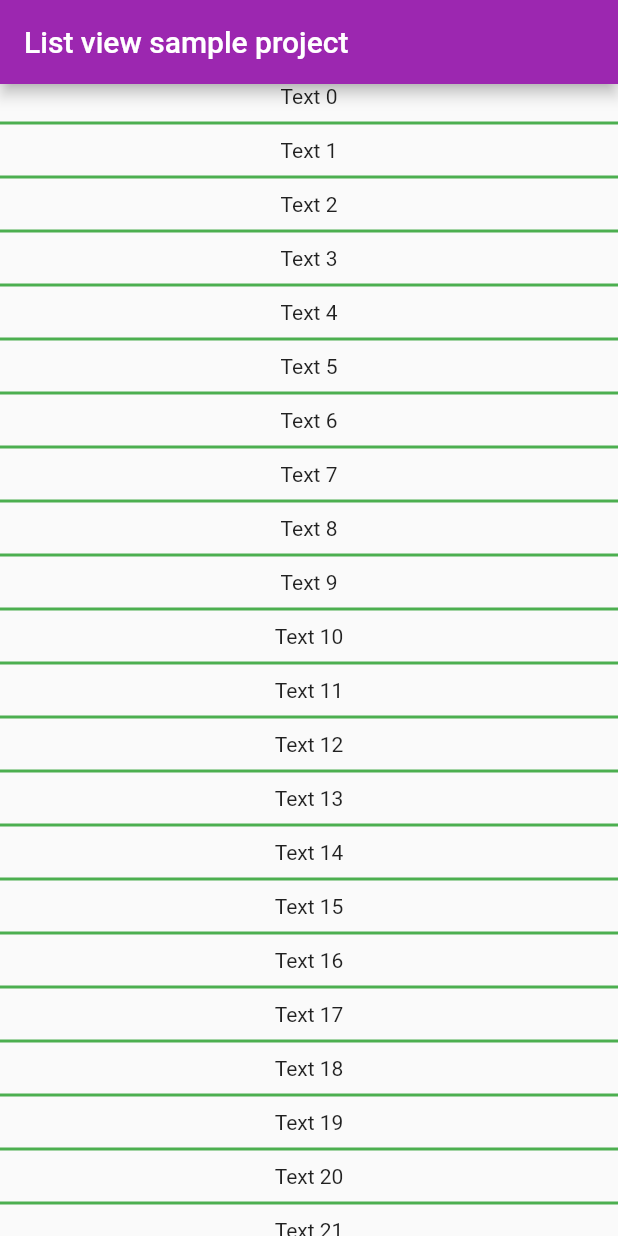
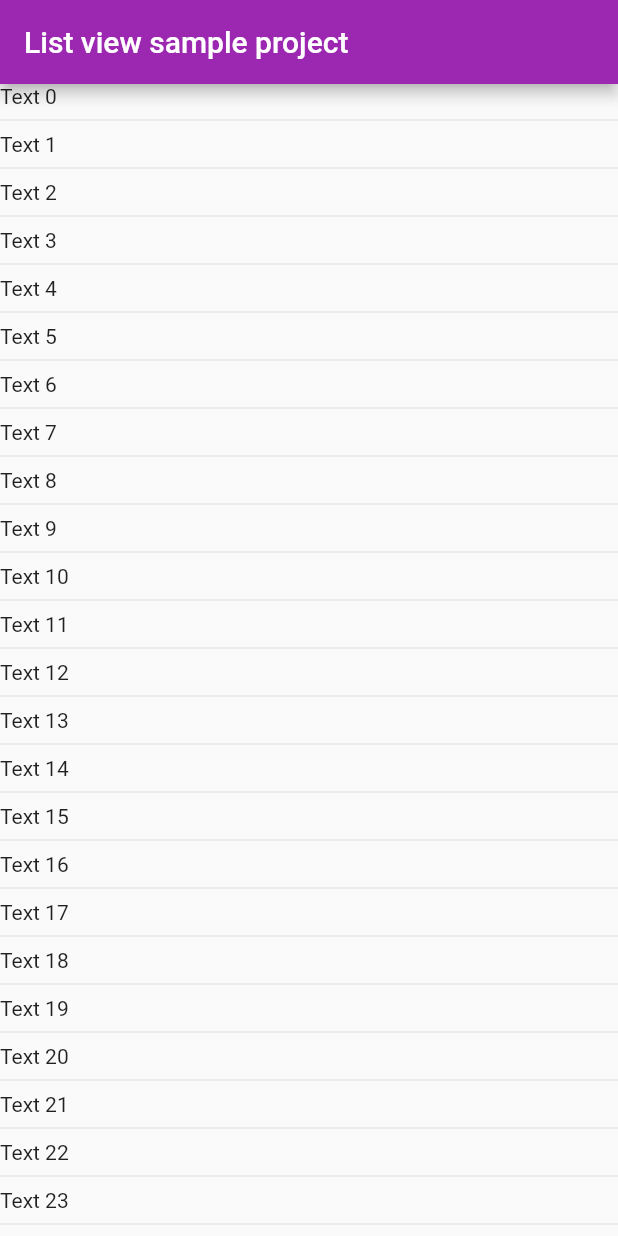
Before and after one commit to mahroofalip/date-with-flutter, a Flutter app: the screen it shows after launch, on a phone screen of 412 x 824 dp. Run offline on Flutter 3.47's test engine with Material 2 defaults, Android fonts, the phone set to English and light mode, and no system bars.

Commit message:
list view seperator

```diff
--- a/lib/list_view_sample.dart
+++ b/lib/list_view_sample.dart
@@ -12,22 +12,14 @@ class ListViewSample extends StatelessWidget {
         title: const Text('List view sample project'),
       ),
       body: SafeArea(
-          child: ListView(
-        children: List.generate(
-          100,
-          (index) {
-            return Column(
-              children: [
-                Text('Text $index'),
-                Divider(
-                  height: 20,
-                  thickness: 2,
-                  color: Colors.green,
-                )
-              ],
-            );
-          },
-        ),
+          child: ListView.separated(
+        itemBuilder: (ctx, index) {
+          return Text('Text $index');
+        },
+        separatorBuilder: (ctx, index) {
+          return Divider();
+        },
+        itemCount: 50,
       )),
     );
   }
```
